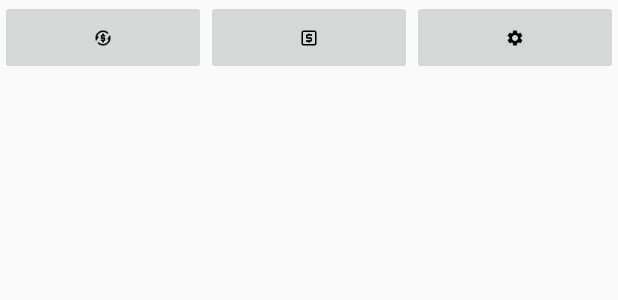
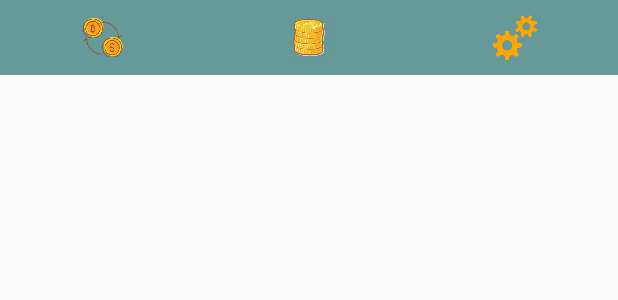
Before and after one commit to nonaee/Android_Final_Project, an Android app: the layout menu_bar.xml on its own in the app's theme, with its tools: preview values and no code run, on a phone screen of 412 x 824 dp. Shown: the top 300 px of the screen. Run offline under Robolectric (Android 15) with nearby library versions, the phone set to English and light mode, and no system bars.

Commit message:
change icon

```diff
--- a/app/src/main/res/layout/exchange_leble.xml
+++ b/app/src/main/res/layout/exchange_leble.xml
@@ -15,7 +15,7 @@
         android:layout_weight="1"
         android:text="@string/country_name"
         android:textColor="#000000"
-        android:background="@drawable/exchange_border"
+        android:background="@null"
         android:gravity="center"/>
 
     <TextView
@@ -25,7 +25,7 @@
         android:layout_weight="1"
         android:text="@string/buy_rate"
         android:textColor="#000000"
-        android:background="@drawable/exchange_border"
+        android:background="@null"
         android:gravity="center"/>
 
     <TextView
@@ -35,6 +35,6 @@
         android:layout_weight="1"
         android:text="@string/sell_rate"
         android:textColor="#000000"
-        android:background="@drawable/exchange_border"
+        android:background="@null"
         android:gravity="center"/>
 </LinearLayout>
--- a/app/src/main/res/layout/menu_bar.xml
+++ b/app/src/main/res/layout/menu_bar.xml
@@ -9,24 +9,33 @@
     <ImageButton
         android:src="@mipmap/ic_exchange"
         android:id="@+id/exchangeBtn"
+        android:background="#669999"
+        android:scaleType="fitCenter"
         android:tooltipText="Currency Exchange"
         android:layout_width="match_parent"
         android:layout_height="match_parent"
-        android:layout_weight="1" />
+        android:layout_weight="1"
+        android:padding="8dp"/>
 
     <ImageButton
         android:src="@mipmap/ic_dashboard"
         android:id="@+id/dashbordBtn"
+        android:background="#669999"
+        android:scaleType="fitCenter"
         android:tooltipText="Dashborad"
         android:layout_width="match_parent"
         android:layout_height="match_parent"
-        android:layout_weight="1" />
+        android:layout_weight="1"
+        android:padding="10dp"/>
 
     <ImageButton
         android:src="@mipmap/ic_setting"
         android:id="@+id/setttingBtn"
+        android:background="#669999"
+        android:scaleType="fitCenter"
         android:tooltipText="App setting"
         android:layout_width="match_parent"
         android:layout_height="match_parent"
-        android:layout_weight="1" />
+        android:layout_weight="1"
+        android:padding="10dp"/>
 </LinearLayout>
```
Also changed, not shown: app/src/main/res/layout/activity_main.xml (+7 -1 lines), app/src/main/res/mipmap-xhdpi/ic_dashboard.png, app/src/main/res/mipmap-xhdpi/ic_exchange.png, app/src/main/res/mipmap-xhdpi/ic_setting.png.
